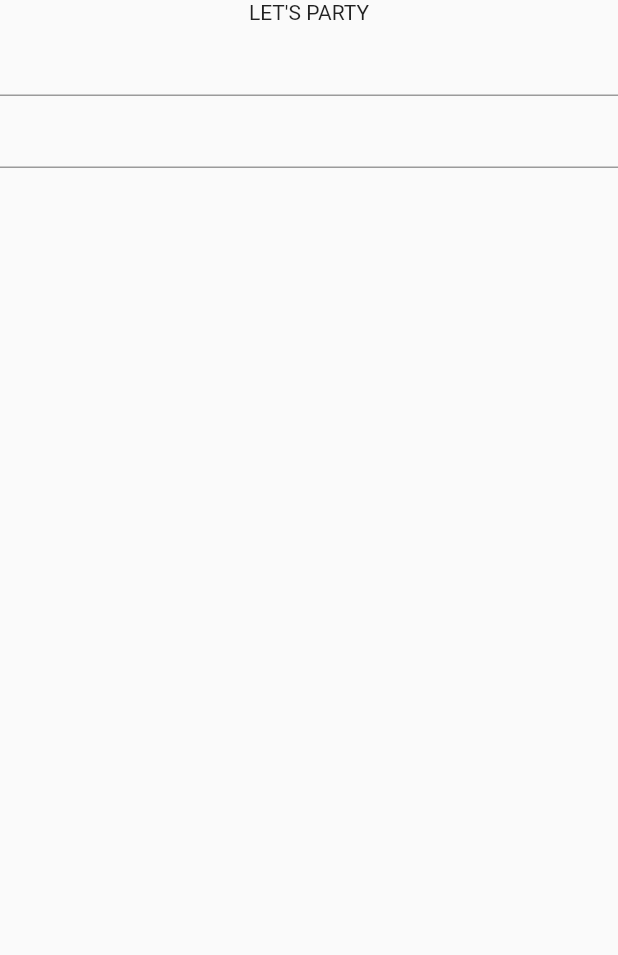
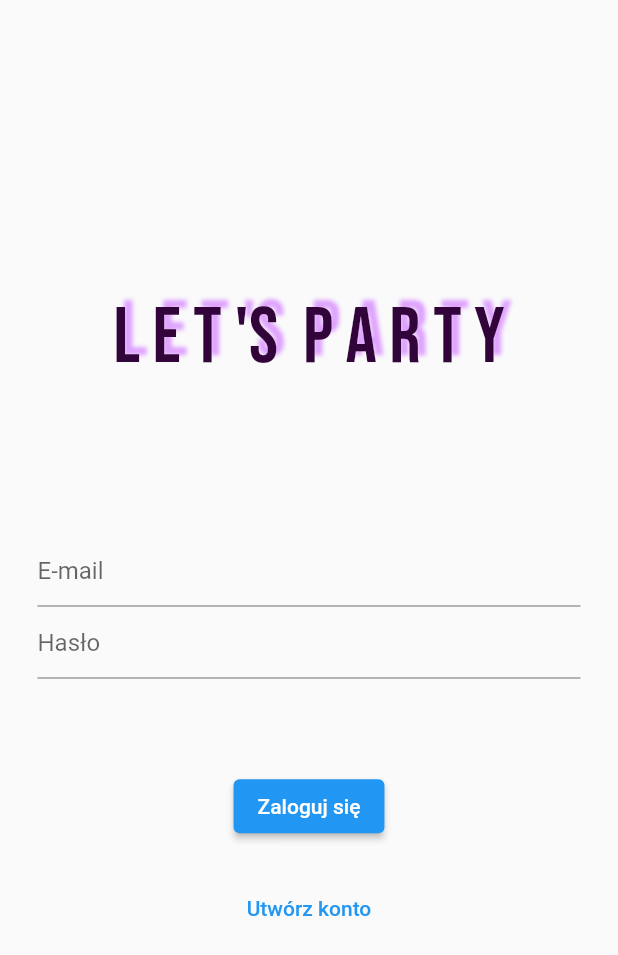
Before and after one commit to agajaworska/letsparty, a Flutter app: the screen it shows after launch, on a phone screen of 412 x 824 dp. Shown: the top 955 px of the screen. Run offline on Flutter 3.47's test engine with Material 2 defaults, Android fonts, the phone set to English and light mode, and no system bars; our stand-ins replace firebase_auth, firebase_core, google_fonts, google_nav_bar; accounts and stored records are empty.

Commit message:
Add login functionality

```diff
--- a/lib/app/login/login_page.dart
+++ b/lib/app/login/login_page.dart
@@ -1,20 +1,113 @@
+import 'package:firebase_auth/firebase_auth.dart';
 import 'package:flutter/material.dart';
+import 'package:google_fonts/google_fonts.dart';
 
-class LoginPage extends StatelessWidget {
-  const LoginPage({Key? key}) : super(key: key);
+class LoginPage extends StatefulWidget {
+  LoginPage({Key? key}) : super(key: key);
+
+  final emailController = TextEditingController();
+  final passwordController = TextEditingController();
+
+  @override
+  State<LoginPage> createState() => _LoginPageState();
+}
+
+class _LoginPageState extends State<LoginPage> {
+  var isCreatingAccount = false;
+  var errorMessage = '';
 
   @override
   Widget build(BuildContext context) {
     return Scaffold(
-      body: Center(
-        child: Column(
-          children: const [
-            Text('LET\'S PARTY'),
-            TextField(),
-            TextField(),
+        body: Center(
+      child: Padding(
+        padding: const EdgeInsets.all(25.0),
+        child: Column(mainAxisAlignment: MainAxisAlignment.center, children: [
+          Text(
+            'L E T \'S  P A R T Y',
+            style: GoogleFonts.bebasNeue(
+                fontSize: 52,
+                color: const Color.fromARGB(255, 50, 5, 58),
+                textStyle: const TextStyle(
+                  shadows: <Shadow>[
+                    Shadow(
+                      offset: Offset(5.0, -5.0),
+                      blurRadius: 3.0,
+                      color: Color.fromARGB(255, 222, 161, 253),
+                    ),
+                  ],
+                )),
+          ),
+          const SizedBox(height: 100),
+          TextField(
+            controller: widget.emailController,
+            decoration: const InputDecoration(
+              hintText: 'E-mail',
+            ),
+          ),
+          TextField(
+            controller: widget.passwordController,
+            obscureText: true,
+            decoration: const InputDecoration(
+              hintText: 'Hasło',
+            ),
+          ),
+          const SizedBox(height: 25),
+          Text(errorMessage),
+          const SizedBox(height: 20),
+          ElevatedButton(
+            onPressed: () async {
+              if (isCreatingAccount == true) {
+                try {
+                  await FirebaseAuth.instance.createUserWithEmailAndPassword(
+                    email: widget.emailController.text,
+                    password: widget.passwordController.text,
+                  );
+                } catch (error) {
+                  setState(() {
+                    errorMessage = error.toString();
+                  });
+                }
+              } else {
+                try {
+                  await FirebaseAuth.instance.signInWithEmailAndPassword(
+                    email: widget.emailController.text,
+                    password: widget.passwordController.text,
+                  );
+                } catch (error) {
+                  setState(() {
+                    errorMessage = error.toString();
+                  });
+                }
+              }
+            },
+            child: Text(
+              isCreatingAccount == true ? 'Zarejestruj się' : 'Zaloguj się',
+            ),
+          ),
+          const SizedBox(height: 20),
+          if (isCreatingAccount == false) ...[
+            TextButton(
+              onPressed: () {
+                setState(() {
+                  isCreatingAccount = true;
+                });
+              },
+              child: const Text('Utwórz konto'),
+            ),
           ],
-        ),
+          if (isCreatingAccount == true) ...[
+            TextButton(
+              onPressed: () {
+                setState(() {
+                  isCreatingAccount = false;
+                });
+              },
+              child: const Text('Masz już konto?'),
+            ),
+          ],
+        ]),
       ),
-    );
+    ));
   }
 }
--- a/lib/main.dart
+++ b/lib/main.dart
@@ -10,7 +10,7 @@ void main() async {
   await Firebase.initializeApp(
     options: DefaultFirebaseOptions.currentPlatform,
   );
-  runApp(MyApp());
+  runApp(const MyApp());
 }
 
 class MyApp extends StatelessWidget {
@@ -39,7 +39,7 @@ class RootPage extends StatelessWidget {
           if (user == null) {
             return LoginPage();
           }
-          return HomePage();
+          return HomePage(user: user);
         });
   }
 }
```
Also changed, not shown: lib/app/home/home_page.dart (+20 -13 lines), 1 other file.
